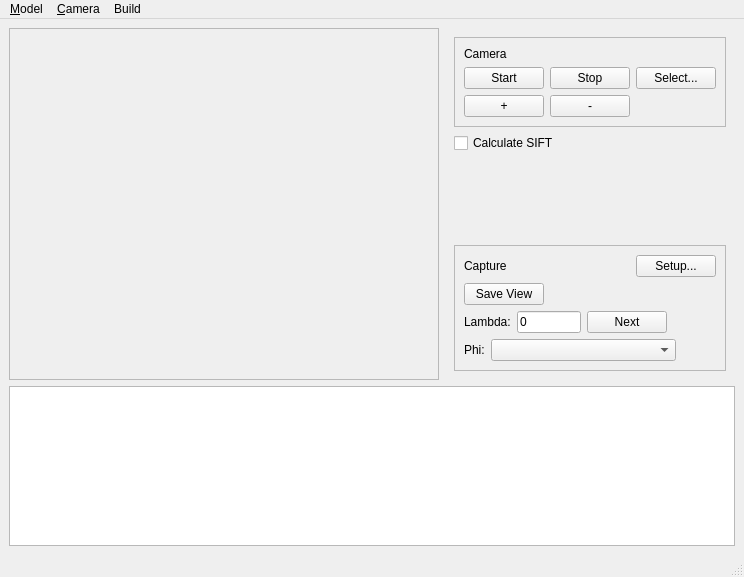
This is vision/trunk/subarchitectures/vision.sa/src/python/ObjectRecognizer/apps/qtui/modelBuilder.ui in marc-hanheide/cogx as Qt 5 draws it before an edit. The edited form follows.
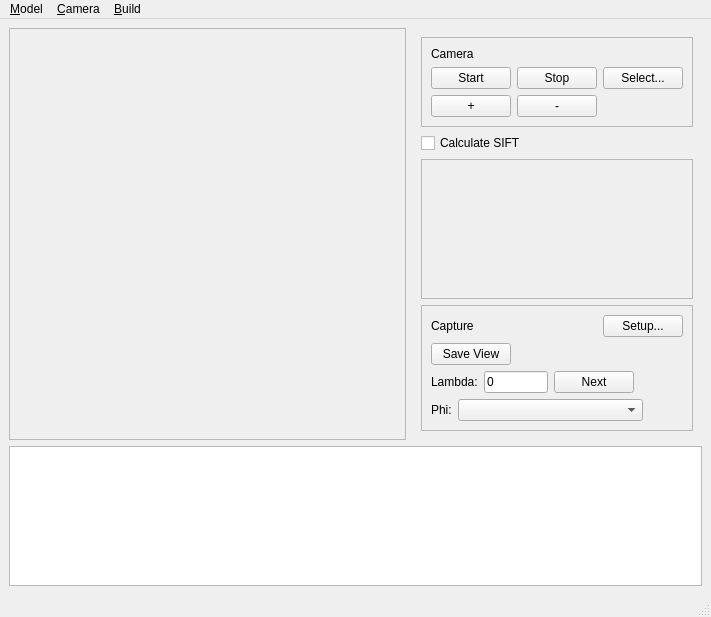
This is the edited form.

Commit message: mbuilder: graphic display of the camera configuration

The edit to the form file:
```diff
--- a/vision/trunk/subarchitectures/vision.sa/src/python/ObjectRecognizer/apps/qtui/modelBuilder.ui
+++ b/vision/trunk/subarchitectures/vision.sa/src/python/ObjectRecognizer/apps/qtui/modelBuilder.ui
@@ -6,8 +6,8 @@
    <rect>
     <x>0</x>
     <y>0</y>
-    <width>744</width>
-    <height>577</height>
+    <width>711</width>
+    <height>606</height>
    </rect>
   </property>
   <property name="windowTitle">
@@ -33,8 +33,8 @@
           <rect>
            <x>0</x>
            <y>0</y>
-           <width>478</width>
-           <height>354</height>
+           <width>445</width>
+           <height>403</height>
           </rect>
          </property>
          <widget class="QLabel" name="cameraView">
@@ -180,6 +180,28 @@
            </property>
           </spacer>
          </item>
+         <item>
+          <widget class="QFrame" name="frame_3">
+           <property name="frameShape">
+            <enum>QFrame::StyledPanel</enum>
+           </property>
+           <property name="frameShadow">
+            <enum>QFrame::Raised</enum>
+           </property>
+           <layout class="QVBoxLayout" name="verticalLayout_5">
+            <item>
+             <widget class="QWidget" name="wwCameraPlacement" native="true">
+              <property name="minimumSize">
+               <size>
+                <width>0</width>
+                <height>120</height>
+               </size>
+              </property>
+             </widget>
+            </item>
+           </layout>
+          </widget>
+         </item>
          <item>
           <widget class="QFrame" name="frame_2">
            <property name="frameShape">
@@ -400,7 +422,7 @@
     <rect>
      <x>0</x>
      <y>0</y>
-     <width>744</width>
+     <width>711</width>
      <height>23</height>
     </rect>
    </property>
@@ -427,7 +449,7 @@
    </widget>
    <widget class="QMenu" name="menuBuild">
     <property name="title">
-     <string>Build</string>
+     <string>&amp;Build</string>
     </property>
     <addaction name="actBuildModel"/>
     <addaction name="separator"/>
```
Left out of the diff: 13 changed lines with no effect on the pictures. The commit also changes 6 other files.
